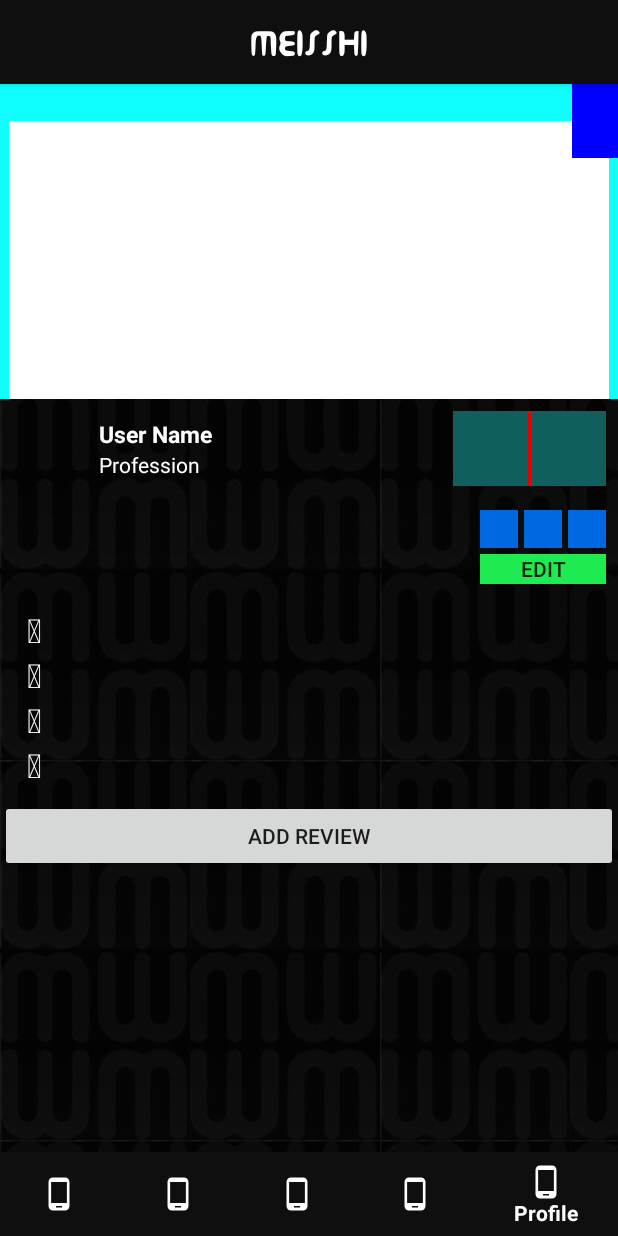
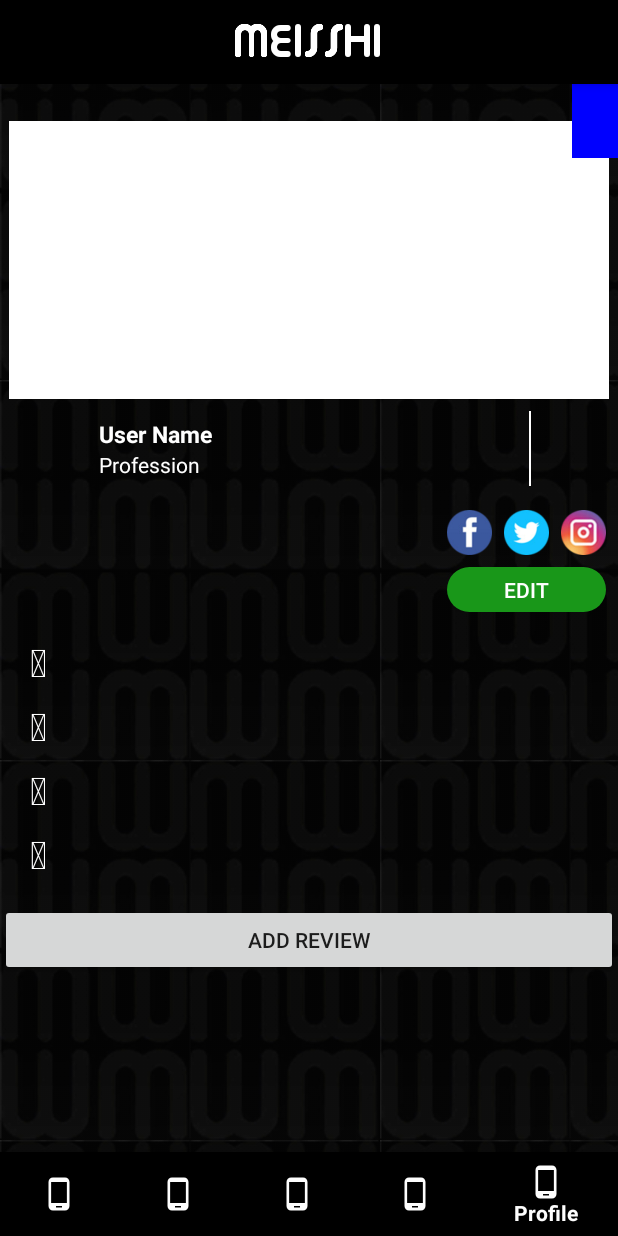
Before and after one commit to agCepeda/m-app-android, an Android app: the fragment MyCardFragment placed in its activity, item 5 of the bottom bar chosen, on a phone screen of 412 x 824 dp. Run offline under Robolectric (Android 15) with nearby library versions, the phone set to English and light mode, and no system bars; our stand-ins replace Picasso; plain views replace CircularImageView; network calls fail; pictures from the network do not load; 7 statements that could not run were skipped.

Commit message:
Cambios en casa
No me acuerdo que hize pero son los cambios en los que trabaje en mi casa

```diff
--- /dev/null
+++ b/app/src/main/java/com/meisshi/meisshi/presenter/MyCardPresenter.java
@@ -0,0 +1,16 @@
+package com.meisshi.meisshi.presenter;
+
+import com.meisshi.meisshi.view.IMyCardView;
+
+/**
+ * Created by DevAg on 02/11/2017.
+ */
+
+public class MyCardPresenter extends BasePresenter {
+
+    private IMyCardView mView;
+
+    public MyCardPresenter(IMyCardView view) {
+        mView = view;
+    }
+}
--- a/app/src/main/java/com/meisshi/meisshi/ui/fragment/MyCardFragment.java
+++ b/app/src/main/java/com/meisshi/meisshi/ui/fragment/MyCardFragment.java
@@ -5,17 +5,28 @@ import android.support.annotation.Nullable;
 import android.view.LayoutInflater;
 import android.view.View;
 import android.view.ViewGroup;
+import android.widget.ImageView;
+import android.widget.TextView;
 
 import com.meisshi.meisshi.R;
+import com.meisshi.meisshi.model.User;
+import com.meisshi.meisshi.presenter.MyCardPresenter;
 import com.meisshi.meisshi.ui.view.MeisshiCard;
+import com.meisshi.meisshi.view.IMyCardView;
+import com.squareup.picasso.Picasso;
 
 /**
  * Created by DevAg on 05/09/2017.
  */
 
-public class MyCardFragment extends BaseFragment {
+public class MyCardFragment extends BaseFragment
+    implements IMyCardView {
 
     private MeisshiCard mMcCard;
+    private MyCardPresenter mPresenter;
+    private ImageView mImvProfile;
+    private TextView mTvUsername;
+    private TextView mTvProfession;
 
     @Nullable
     @Override
@@ -23,6 +34,9 @@ public class MyCardFragment extends BaseFragment {
         View view = inflater.inflate(R.layout.fragment_my_card, null);
 
         mMcCard = (MeisshiCard) view.findViewById(R.id.meisshi_card);
+        mTvUsername = (TextView) view.findViewById(R.id.tvUsername);
+        mTvProfession = (TextView) view.findViewById(R.id.tvProfession);
+        mImvProfile = (ImageView) view.findViewById(R.id.imvProfile);
 
         return view;
     }
@@ -30,9 +44,29 @@ public class MyCardFragment extends BaseFragment {
     @Override
     public void onStart() {
         super.onStart();
+        setup();
+    }
+
+    @Override
+    public void setup() {
+        User user = mApplication.getUser();
         mMcCard.setCardData(
-                mApplication.getUser().getCard(),
-                mApplication.getUser()
+                user.getCard(),
+                user
         );
+
+        mTvUsername.setText(user.getShowName());
+        mTvProfession.setText(user.getProfession());
+
+        Picasso.with(getContext()).load(user.getProfilePicture()).into(mImvProfile);
+
+        mPresenter = new MyCardPresenter(this);
+
+
+    }
+
+    @Override
+    public void showErrorMessage(String message) {
+
     }
 }
--- /dev/null
+++ b/app/src/main/java/com/meisshi/meisshi/view/IMyCardView.java
@@ -0,0 +1,8 @@
+package com.meisshi.meisshi.view;
+
+/**
+ * Created by DevAg on 02/11/2017.
+ */
+
+public interface IMyCardView extends IView {
+}
--- /dev/null
+++ b/app/src/main/res/drawable/profile_edit_background.xml
@@ -0,0 +1,10 @@
+<?xml version="1.0" encoding="utf-8"?>
+<selector xmlns:android="http://schemas.android.com/apk/res/android">
+    <item>
+        <shape android:shape="rectangle">
+            <solid android:color="#199719"/>
+            <!--corners allow us to make the rounded corners button-->
+            <corners android:radius="15dp" />
+        </shape>
+    </item>
+</selector>
--- a/app/src/main/res/layout/activity_main.xml
+++ b/app/src/main/res/layout/activity_main.xml
@@ -19,7 +19,7 @@
             android:layout_height="wrap_content"
             android:text="@string/app_toolbar"
             android:textColor="#fff"
-            android:textSize="30sp"
+            android:textSize="40sp"
             android:layout_gravity="center"
             android:id="@+id/tvToolbarTitle" />
     </android.support.v7.widget.Toolbar>
--- a/app/src/main/res/layout/fragment_my_card.xml
+++ b/app/src/main/res/layout/fragment_my_card.xml
@@ -1,21 +1,54 @@
 <?xml version="1.0" encoding="utf-8"?>
-<LinearLayout xmlns:android="http://schemas.android.com/apk/res/android"
-    android:orientation="vertical" android:layout_width="match_parent"
-    android:layout_height="match_parent">
+<RelativeLayout xmlns:android="http://schemas.android.com/apk/res/android"
+    xmlns:app="http://schemas.android.com/apk/res-auto"
+    android:orientation="vertical"
+    android:layout_width="match_parent"
+    android:layout_height="match_parent"
+    android:gravity="center_vertical">
 
     <com.meisshi.meisshi.ui.view.MeisshiCard
         android:id="@+id/meisshi_card"
         android:layout_width="match_parent"
-        android:layout_height="400px"
-        android:background="#0fffff">
+        android:layout_height="400px">
     </com.meisshi.meisshi.ui.view.MeisshiCard>
+
     <LinearLayout
+        android:layout_below="@id/meisshi_card"
         android:layout_width="match_parent"
-        android:layout_height="wrap_content">
-        <ImageView
+        android:layout_height="wrap_content"
+        android:orientation="horizontal"
+        android:padding="8dp">
+
+        <com.mikhaellopez.circularimageview.CircularImageView
             android:id="@+id/imvProfile"
-            android:layout_width="100px"
-            android:layout_height="100px" />
+            android:layout_width="50dp"
+            android:layout_height="50dp"
+            app:civ_border="false"
+            android:contentDescription="" />
+
+        <LinearLayout
+            android:layout_width="wrap_content"
+            android:layout_height="match_parent"
+            android:layout_weight="1"
+            android:gravity="center_vertical"
+            android:paddingLeft="8dp"
+            android:orientation="vertical">
+
+            <TextView
+                android:id="@+id/tvUsername"
+                android:textStyle="bold"
+                android:textColor="#fff"
+                android:textSize="15sp"
+                android:layout_width="match_parent"
+                android:layout_height="wrap_content"
+                android:text="User Name" />
+
+            <TextView
+                android:id="@+id/tvProfession"
+                android:textColor="#fff"
+                android:layout_width="match_parent"
+                android:layout_height="wrap_content"
+                android:text="Profession" />
+        </LinearLayout>
     </LinearLayout>
-
-</LinearLayout>
+</RelativeLayout>
--- a/app/src/main/res/layout/fragment_profile.xml
+++ b/app/src/main/res/layout/fragment_profile.xml
@@ -17,8 +17,7 @@
             <com.meisshi.meisshi.ui.view.MeisshiCard
                 android:id="@+id/meisshi_card"
                 android:layout_width="match_parent"
-                android:layout_height="210dp"
-                android:background="#0fffff" />
+                android:layout_height="210dp" />
 
             <LinearLayout
                 android:layout_width="match_parent"
@@ -62,16 +61,20 @@
                     android:id="@+id/btnFollowed"
                     android:layout_width="50dp"
                     android:layout_height="50dp"
-                    android:background="#0f5f5f" />
+                    android:textColor="#fff"
+                    android:textSize="8sp"
+                    android:background="@android:color/transparent"/>
                 <View
-                    android:background="#ff00"
-                    android:layout_width="2dp"
+                    android:background="#fff"
+                    android:layout_width="1dp"
                     android:layout_height="match_parent" />
                 <Button
                     android:id="@+id/btnFollowers"
                     android:layout_width="50dp"
                     android:layout_height="50dp"
-                    android:background="#0f5f5f" />
+                    android:textSize="8sp"
+                    android:textColor="#fff"
+                    android:background="@android:color/transparent"/>
             </LinearLayout>
 
             <LinearLayout
@@ -97,36 +100,43 @@
                     <LinearLayout
                         android:layout_width="match_parent"
                         android:layout_height="wrap_content"
-                        android:layout_marginBottom="4dp"
+                        android:layout_marginBottom="8dp"
                         android:orientation="horizontal">
 
                         <ImageButton
                             android:id="@+id/btnFacebook"
-                            android:layout_width="25dp"
-                            android:layout_height="25dp"
-                            android:layout_marginRight="4dp"
-                            android:background="#0069e1" />
+                            android:layout_width="30dp"
+                            android:layout_height="30dp"
+                            android:layout_marginRight="8dp"
+                            android:background="@android:color/transparent"
+                            android:scaleType="centerCrop"
+                            app:srcCompat="@drawable/facebook" />
 
                         <ImageButton
                             android:id="@+id/btnTwitter"
-                            android:layout_width="25dp"
-                            android:layout_height="25dp"
-                            android:layout_marginRight="4dp"
-                            android:background="#0069e1" />
+                            android:layout_width="30dp"
+                            android:layout_height="30dp"
+                            android:layout_marginRight="8dp"
+                            android:background="@android:color/transparent"
+                            android:scaleType="centerCrop"
+                            app:srcCompat="@drawable/twitter" />
 
                         <ImageButton
                             android:id="@+id/btnInstagram"
-                            android:layout_width="25dp"
-                            android:layout_height="25dp"
-                            android:background="#0069e1" />
+                            android:layout_width="30dp"
+                            android:layout_height="30dp"
+                            android:background="@android:color/transparent"
+                            android:scaleType="centerCrop"
+                            app:srcCompat="@drawable/instagram" />
                     </LinearLayout>
 
                     <Button
                         android:id="@+id/btnTool"
                         style="@style/Widget.AppCompat.Button.Small"
                         android:layout_width="match_parent"
-                        android:layout_height="20dp"
-                        android:background="#1eea52"
+                        android:layout_height="30dp"
+                        android:textColor="#fff"
+                        android:background="@drawable/profile_edit_background"
                         android:text="Edit" />
                 </LinearLayout>
             </LinearLayout>
@@ -140,84 +150,102 @@
                     android:id="@+id/viewPhone"
                     android:orientation="horizontal"
                     android:layout_width="match_parent"
-                    android:layout_height="wrap_content">
+                    android:layout_height="wrap_content"
+                    android:layout_marginBottom="8dp">
                     <TextView
                         android:id="@+id/tvIconPhone"
                         android:text="@string/fa_icon_mobile_phone"
-                        android:textSize="22sp"
+                        android:textSize="25sp"
                         android:textColor="#fff"
                         android:textAlignment="center"
-                        android:layout_width="30dp"
-                        android:layout_height="30dp" />
+                        android:layout_width="35dp"
+                        android:layout_height="wrap_content"
+                        android:layout_gravity="center_vertical"
+                        android:layout_marginRight="8dp"/>
                     <TextView
                         android:id="@+id/tvPhone"
                         android:layout_weight="1"
                         android:textColor="#fff"
                         android:layout_width="wrap_content"
-                        android:layout_height="match_parent" />
+                        android:layout_height="wrap_content"
+                        android:layout_gravity="center_vertical"
+                        android:textSize="15sp"/>
                 </LinearLayout>
                 <LinearLayout
                     android:id="@+id/viewWebsite"
                     android:orientation="horizontal"
                     android:layout_width="match_parent"
-                    android:layout_height="wrap_content">
+                    android:layout_height="wrap_content"
+                    android:layout_marginBottom="8dp">
                     <TextView
                         android:id="@+id/tvIconWebsite"
                         android:text="@string/fa_icon_globe"
+                        android:textSize="25sp"
                         android:textColor="#fff"
-                        android:textSize="22sp"
                         android:textAlignment="center"
-                        android:layout_width="30dp"
-                        android:layout_height="30dp" />
+                        android:layout_width="35dp"
+                        android:layout_height="wrap_content"
+                        android:layout_gravity="center_vertical"
+                        android:layout_marginRight="8dp"/>
                     <TextView
                         android:id="@+id/tvWebsite"
                         android:textColor="#fff"
                         android:layout_weight="1"
                         android:layout_width="wrap_content"
-                        android:layout_height="match_parent" />
+                        android:layout_height="wrap_content"
+                        android:layout_gravity="center_vertical"
+                        android:textSize="15sp"/>
                 </LinearLayout>
                 <LinearLayout
                     android:id="@+id/viewAddress"
                     android:orientation="horizontal"
                     android:layout_width="match_parent"
-                    android:layout_height="wrap_content">
+                    android:layout_height="wrap_content"
+                    android:layout_marginBottom="8dp">
                     <TextView
                         android:id="@+id/tvIconAddress"
                         android:text="@string/fa_icon_marker"
-                        android:textSize="22sp"
+                        android:textSize="25sp"
                         android:textColor="#fff"
                         android:textAlignment="center"
-                        android:layout_width="30dp"
-                        android:layout_height="30dp" />
+                        android:layout_width="35dp"
+                        android:layout_height="wrap_content"
+                        android:layout_gravity="center_vertical"
+                        android:layout_marginRight="8dp"/>
                     <TextView
                         android:id="@+id/tvAddress"
                         android:layout_weight="1"
 
                         android:textColor="#fff"
                         android:layout_width="wrap_content"
-                        android:layout_height="match_parent" />
+                        android:layout_height="wrap_content"
+                        android:layout_gravity="center_vertical"
+                        android:textSize="15sp" />
                 </LinearLayout>
                 <LinearLayout
                     android:id="@+id/viewEmail"
                     android:orientation="horizontal"
                     android:layout_width="match_parent"
-                    android:layout_height="wrap_content">
+                    android:layout_height="wrap_content"
+                    android:layout_marginBottom="8dp">
                     <TextView
                         android:id="@+id/tvIconEmail"
                         android:text="@string/fa_icon_envelope"
-
+                        android:textSize="25sp"
                         android:textColor="#fff"
-                        android:textSize="22sp"
                         android:textAlignment="center"
-                        android:layout_width="30dp"
-                        android:layout_height="30dp" />
+                        android:layout_width="35dp"
+                        android:layout_height="wrap_content"
+                        android:layout_gravity="center_vertical"
+                        android:layout_marginRight="8dp"/>
                     <TextView
                         android:id="@+id/tvEmail"
                         android:layout_weight="1"
-
                         android:textColor="#fff"
                         android:layout_width="wrap_content"
-                        android:layout_height="match_parent" />
+                        android:layout_height="wrap_content"
+                        android:layout_gravity="center_vertical"
+                        android:textSize="15sp"/>
                 </LinearLayout>
             </LinearLayout>
             <Button
--- a/app/src/main/res/values/colors.xml
+++ b/app/src/main/res/values/colors.xml
@@ -1,6 +1,6 @@
 <?xml version="1.0" encoding="utf-8"?>
 <resources>
-    <color name="colorPrimary">#0f0f0f</color>
+    <color name="colorPrimary">#000</color>
     <color name="colorPrimaryDark">#0f0f0f</color>
     <color name="colorPrimaryClear">#fefefe</color>
     <color name="colorAccent">#00ff03</color>
```
Also changed, not shown: app/src/main/assets/fonts/meisshi.ttf, app/src/main/res/drawable/direccion.png (added), app/src/main/res/drawable/email.png (added), app/src/main/res/drawable/facebook.png (added), app/src/main/res/drawable/instagram.png (added), app/src/main/res/drawable/profesion.png (added), app/src/main/res/drawable/telefono.png (added), app/src/main/res/drawable/twitter.png (added), app/src/main/res/drawable/web.png (added).
